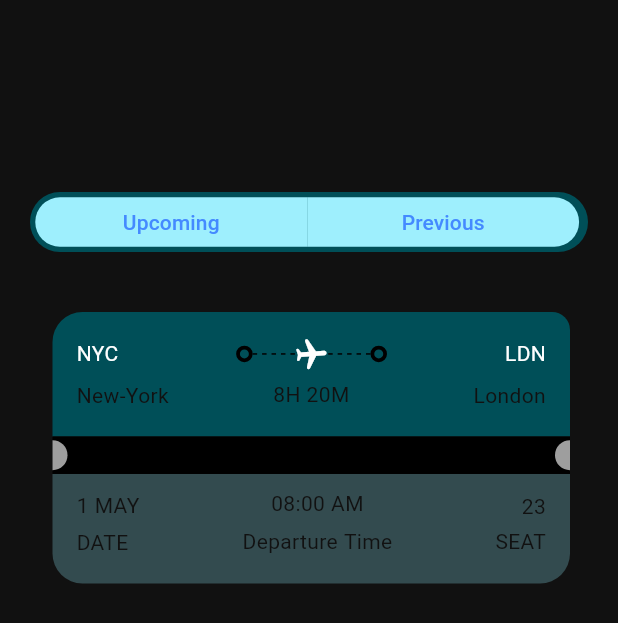
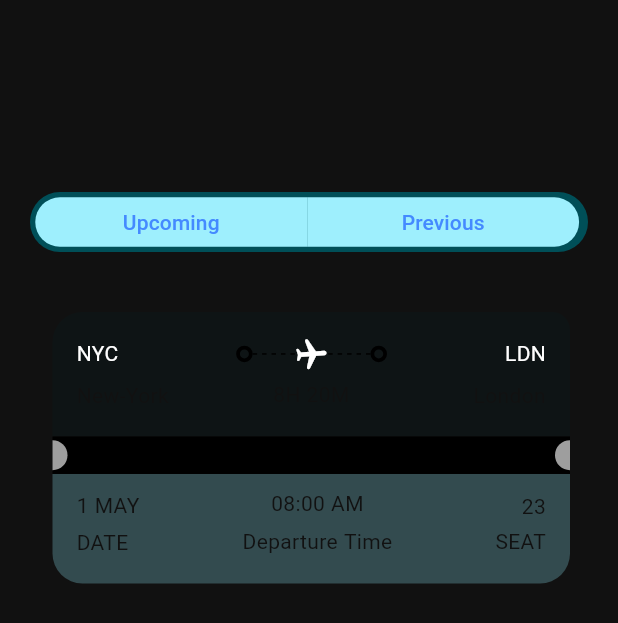
Before and after one commit to BD911-Coder/tickets_booking_app, a Flutter app: the screen it shows after launch, item 3 of the bottom bar chosen, on a phone screen of 412 x 824 dp. Shown: the top 623 px of the screen. Run offline on Flutter 3.47's test engine with Material 2 defaults, Android fonts, the phone set to English and light mode, and no system bars; drawn by our look-alikes of dynamic_color; our stand-ins replace flex_color_scheme, fluentui_icons, gap, get, google_fonts.

Commit message:
Ticket View updated

```diff
--- a/lib/screens/home_screen.dart
+++ b/lib/screens/home_screen.dart
@@ -94,7 +94,7 @@ class HomeScreen extends StatelessWidget {
                       children: ticketList
                           .map((ticketList) => TicketViewScreen(
                                 tickets: ticketList,
-                                isColorChange: false,
+                                isColorChange: true,
                               ))
                           .toList(),
                     ),
--- a/lib/screens/ticket_view_screen.dart
+++ b/lib/screens/ticket_view_screen.dart
@@ -25,7 +25,9 @@ class TicketViewScreen extends StatelessWidget {
                 borderRadius: BorderRadius.only(
                     topLeft: Radius.circular(AppLayout.getHeight(20)),
                     topRight: Radius.circular(AppLayout.getHeight(12))),
-                color: Theme.of(context).colorScheme.primaryContainer,
+                color: _isColorChange == true
+                    ? Theme.of(context).colorScheme.primaryContainer
+                    : Theme.of(context).colorScheme.background,
               ),
               padding: EdgeInsets.all(AppLayout.getHeight(16)),
               child: Column(
```
Also changed, not shown: pubspec.lock, 4 other files.
